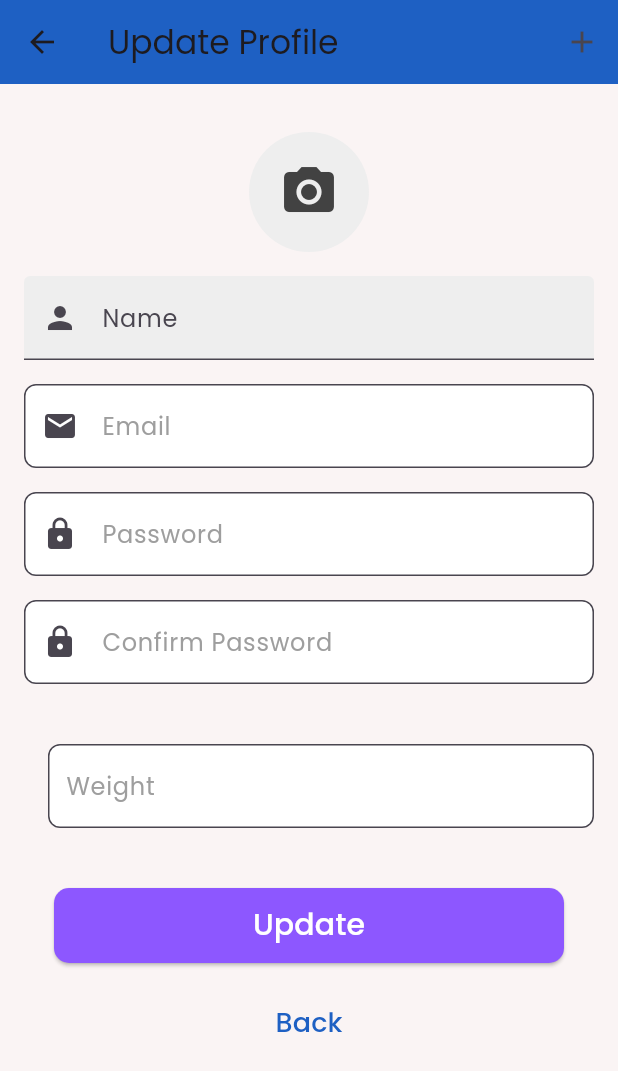
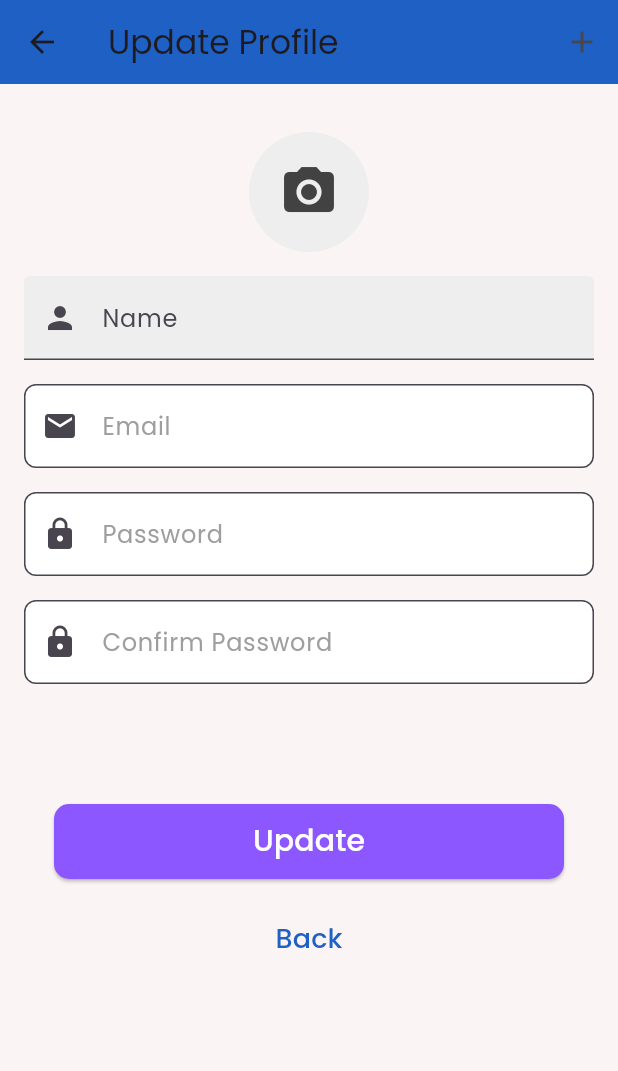
Before and after one commit to Matt1tech/DiabetesPreventerApp, a Flutter app: the screen it shows after launch, in the side drawer, after a tap on "Profile Settings", on a phone screen of 412 x 824 dp. Shown: the top 1071 px of the screen. Run offline on Flutter 3.47's test engine with Material 3 defaults, Android fonts, the phone set to English and light mode, and no system bars; our stand-ins replace fl_chart, flutter_secure_storage, flutter_svg, image_picker.

Commit message:
remove the weight textbox from update profile page

```diff
--- a/frontend/lib/Pages/profile_update_page.dart
+++ b/frontend/lib/Pages/profile_update_page.dart
@@ -228,16 +228,6 @@ class _UpdateProfilePageState extends State<UpdateProfilePage> {
                 Row(
                   children: [
                     const SizedBox(width: 16),
-                    Expanded(
-                      child: ReusableTextFormField(
-                        labelText: 'Weight',
-                        icon: null,
-                        validatorMessage: 'Invalid Weight',
-                        validatorFormat: RegExp(r'^\d+(\.\d+)?$'),
-                        controller: _weightController,
-                        suffixText: 'kg',
-                      ),
-                    ),
                   ],
                 ),
                 const SizedBox(height: 16),
```
